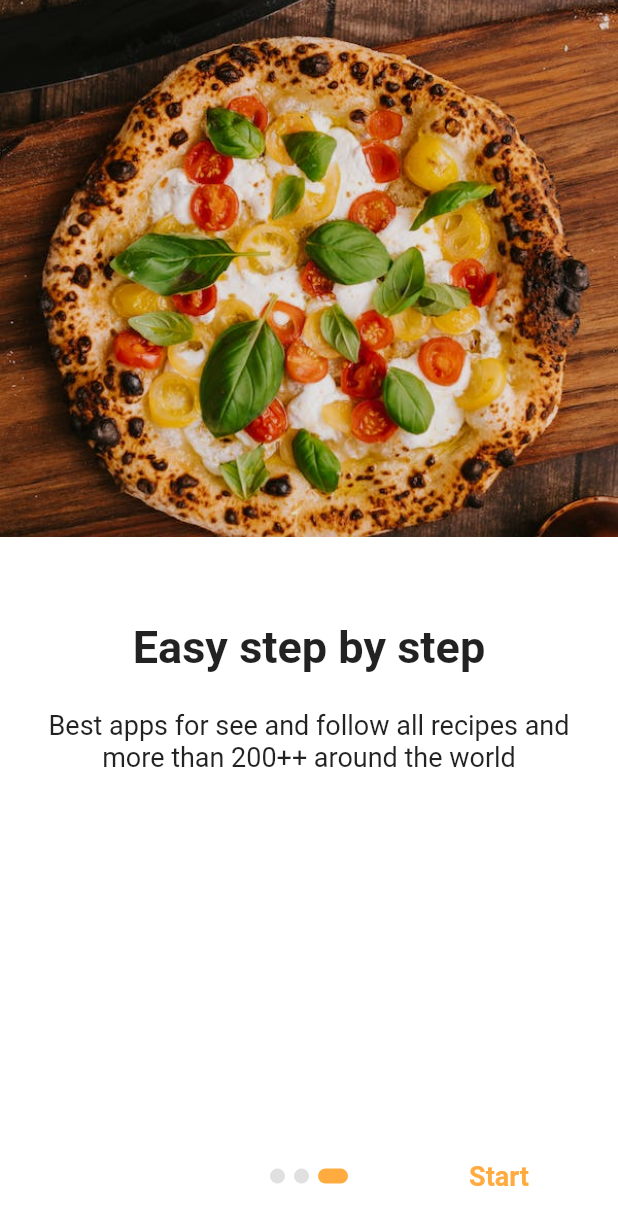
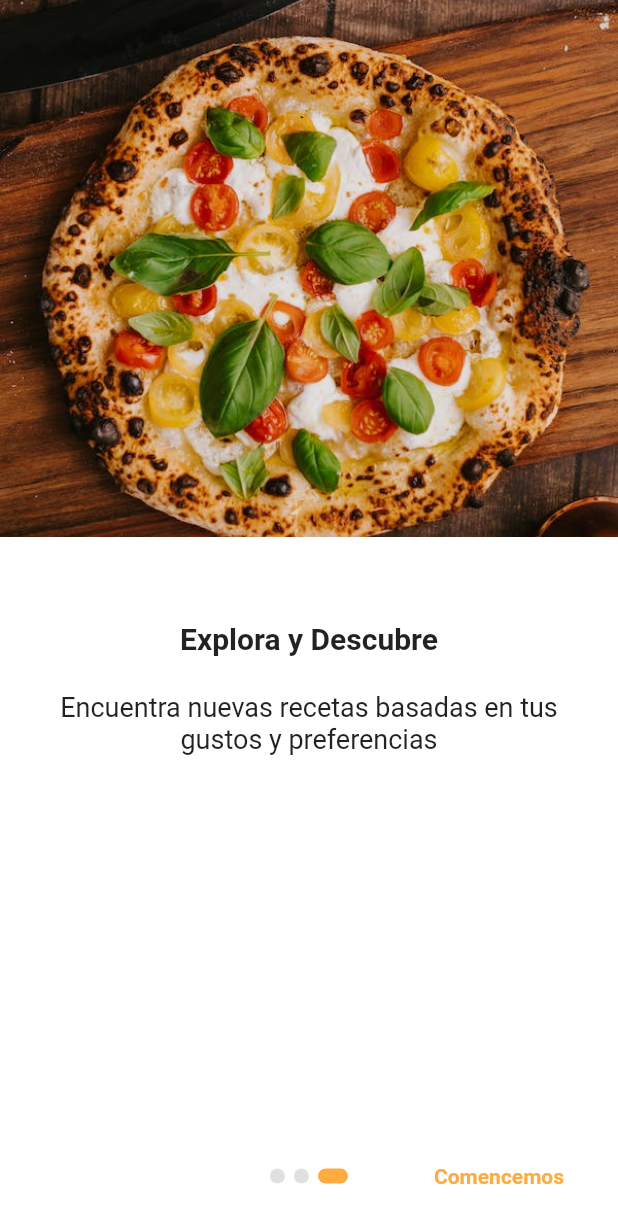
Before and after one commit to JorgeAlvarez-itc/flutter_social_recipes_app, a Flutter app: the screen it shows after launch, swiped to page 3, on a phone screen of 412 x 824 dp. Shown: the top 1225 px of the screen. Run offline on Flutter 3.47's test engine with Material 2 defaults, Android fonts, the phone set to English and light mode, and no system bars; drawn by our look-alikes of animated_text_kit, introduction_screen; our stand-ins replace awesome_dialog, blur, cached_network_image, cloud_firestore, device_preview, firebase_auth and 8 more; missing offline and left inert: firebase_app_check, flutter_facebook_auth; accounts and stored records are empty.

Commit message:
Modificación a espaniol

```diff
--- a/lib/main.dart
+++ b/lib/main.dart
@@ -1,5 +1,6 @@
 import 'package:device_preview/device_preview.dart';
 import 'package:flutter/foundation.dart';
+import 'package:flutter/services.dart';
 import 'package:get/get.dart';
 import 'package:recetas/routes.dart';
 import 'package:flutter/material.dart';
@@ -7,10 +8,12 @@ import 'package:firebase_core/firebase_core.dart';
 import 'package:recetas/screens/onboarding_screen.dart';
 import 'package:firebase_app_check/firebase_app_check.dart';
 
+
 void main() async {
   WidgetsFlutterBinding.ensureInitialized();
   await Firebase.initializeApp();
   await FirebaseAppCheck.instance.activate();
+  SystemChrome.setEnabledSystemUIMode(SystemUiMode.immersiveSticky);
   runApp(const MyApp());
 }
 
--- a/lib/screens/onboarding_screen.dart
+++ b/lib/screens/onboarding_screen.dart
@@ -98,9 +98,9 @@ class OnBoardingMobile extends StatelessWidget {
           titleWidget: AnimatedTextKit(
             animatedTexts: [
               TyperAnimatedText(
-                'Complete Recipe',
+                'Recetas Fáciles al Instante',
                 textStyle: TextStyle(
-                  fontSize: 30,
+                  fontSize: 20,
                   fontWeight: FontWeight.bold,
                 ),
               ),
@@ -108,7 +108,7 @@ class OnBoardingMobile extends StatelessWidget {
             isRepeatingAnimation: true,
           ),
           body:
-              "Best apps for see and follow all recipes and more than 200++ around the world",
+              "Inspírate con recetas simples para tus comidas diarias",
           image: Container(
             decoration: BoxDecoration(
               image: DecorationImage(
@@ -126,9 +126,9 @@ class OnBoardingMobile extends StatelessWidget {
           titleWidget: AnimatedTextKit(
             animatedTexts: [
               TyperAnimatedText(
-                'Recipes videos',
+                'Favoritos Personalizados',
                 textStyle: TextStyle(
-                  fontSize: 30,
+                  fontSize: 20,
                   fontWeight: FontWeight.bold,
                 ),
               ),
@@ -136,7 +136,7 @@ class OnBoardingMobile extends StatelessWidget {
             isRepeatingAnimation: true,
           ),
           body:
-              "Watch and follow step by step recipes from best videos recipes",
+              "Guarda tus recetas preferidas y accede a ellas en cualquier momento",
           image: Container(
             decoration: BoxDecoration(
               image: DecorationImage(
@@ -154,9 +154,9 @@ class OnBoardingMobile extends StatelessWidget {
           titleWidget: AnimatedTextKit(
             animatedTexts: [
               TyperAnimatedText(
-                'Easy step by step',
+                'Explora y Descubre',
                 textStyle: TextStyle(
-                  fontSize: 30,
+                  fontSize: 20,
                   fontWeight: FontWeight.bold,
                 ),
               ),
@@ -164,7 +164,7 @@ class OnBoardingMobile extends StatelessWidget {
             isRepeatingAnimation: true,
           ),
           body:
-              'Best apps for see and follow all recipes and more than 200++ around the world',
+              'Encuentra nuevas recetas basadas en tus gustos y preferencias',
           image: Container(
             decoration: BoxDecoration(
               image: DecorationImage(
@@ -191,17 +191,17 @@ class OnBoardingMobile extends StatelessWidget {
         color: Colors.orangeAccent,
       ),
       skip: Text(
-        'Skip',
+        'Saltar',
         style: TextStyle(
             fontWeight: FontWeight.bold,
-            fontSize: 18,
+            fontSize: 14,
             color: Colors.orangeAccent),
       ),
       done: Text(
-        'Start',
+        'Comencemos',
         style: TextStyle(
             fontWeight: FontWeight.bold,
-            fontSize: 18,
+            fontSize: 14,
             color: Colors.orangeAccent),
       ),
       dotsDecorator: DotsDecorator(
@@ -243,9 +243,9 @@ class OnBoardingTest extends StatelessWidget {
                           AnimatedTextKit(
                             animatedTexts: [
                               TyperAnimatedText(
-                                'Complete Recipe',
+                                'Recetas Fáciles al Instante',
                                 textStyle: TextStyle(
-                                  fontSize: 30,
+                                  fontSize: 20,
                                   fontWeight: FontWeight.bold,
                                 ),
                               ),
@@ -253,7 +253,7 @@ class OnBoardingTest extends StatelessWidget {
                             isRepeatingAnimation: true,
                           ),
                           Text(
-                            'Best apps for see and follow all recipes and more than 200++ around the world',
+                            'Inspírate con recetas simples para tus comidas diarias',
                             style: TextStyle(
                               fontSize: 12,
                               fontWeight: FontWeight.bold,
@@ -314,9 +314,9 @@ class OnBoardingTest extends StatelessWidget {
                           AnimatedTextKit(
                             animatedTexts: [
                               TyperAnimatedText(
-                                'Recipes videos',
+                                'Favoritos Personalizados',
                                 textStyle: TextStyle(
-                                  fontSize: 30,
+                                  fontSize: 20,
                                   fontWeight: FontWeight.bold,
                                 ),
                               ),
@@ -324,7 +324,7 @@ class OnBoardingTest extends StatelessWidget {
                             isRepeatingAnimation: true,
                           ),
                           Text(
-                            'Watch the best videos of the most healthy meals',
+                            'Guarda tus recetas preferidas y accede a ellas en cualquier momento',
                             style: TextStyle(
                               fontSize: 12,
                               fontWeight: FontWeight.bold,
@@ -385,9 +385,9 @@ class OnBoardingTest extends StatelessWidget {
                           AnimatedTextKit(
                             animatedTexts: [
                               TyperAnimatedText(
-                                'Easy step by step',
+                                'Explora y Descubre',
                                 textStyle: TextStyle(
-                                  fontSize: 30,
+                                  fontSize: 20,
                                   fontWeight: FontWeight.bold,
                                 ),
                               ),
@@ -395,7 +395,7 @@ class OnBoardingTest extends StatelessWidget {
                             isRepeatingAnimation: true,
                           ),
                           Text(
-                            'Follow all the steps and do the best meals always',
+                            'Encuentra nuevas recetas basadas en tus gustos y preferencias',
                             style: TextStyle(
                               fontSize: 12,
                               fontWeight: FontWeight.bold,
@@ -455,17 +455,17 @@ class OnBoardingTest extends StatelessWidget {
         color: Colors.orangeAccent,
       ),
       skip: Text(
-        'Skip',
+        'Saltar',
         style: TextStyle(
             fontWeight: FontWeight.bold,
-            fontSize: 18,
+            fontSize: 14,
             color: Colors.orangeAccent),
       ),
       done: Text(
-        'Start',
+        'Comencemos',
         style: TextStyle(
             fontWeight: FontWeight.bold,
-            fontSize: 18,
+            fontSize: 14,
             color: Colors.orangeAccent),
       ),
       dotsDecorator: DotsDecorator(
@@ -507,9 +507,9 @@ class OnBoardingTablet extends StatelessWidget {
                           AnimatedTextKit(
                             animatedTexts: [
                               TyperAnimatedText(
-                                'Complete Recipe',
+                                'Recetas Fáciles al Instante',
                                 textStyle: TextStyle(
-                                  fontSize: 30,
+                                  fontSize: 20,
                                   fontWeight: FontWeight.bold,
                                 ),
                               ),
@@ -517,7 +517,7 @@ class OnBoardingTablet extends StatelessWidget {
                             isRepeatingAnimation: true,
                           ),
                           Text(
-                            'Best apps for see and follow all recipes and more than 200++ around the world',
+                            'Inspírate con recetas simples para tus comidas diarias',
                             style: TextStyle(
                               fontSize: 12,
                               fontWeight: FontWeight.bold,
@@ -578,9 +578,9 @@ class OnBoardingTablet extends StatelessWidget {
                           AnimatedTextKit(
                             animatedTexts: [
                               TyperAnimatedText(
-                                'Recipes videos',
+                                'Favoritos Personalizados',
                                 textStyle: TextStyle(
-                                  fontSize: 30,
+                                  fontSize: 20,
                                   fontWeight: FontWeight.bold,
                                 ),
                               ),
@@ -588,7 +588,7 @@ class OnBoardingTablet extends StatelessWidget {
                             isRepeatingAnimation: true,
                           ),
                           Text(
-                            'Watch the best videos of the most healthy meals',
+                            'Guarda tus recetas preferidas y accede a ellas en cualquier momento',
                             style: TextStyle(
                               fontSize: 12,
                               fontWeight: FontWeight.bold,
@@ -649,9 +649,9 @@ class OnBoardingTablet extends StatelessWidget {
                           AnimatedTextKit(
                             animatedTexts: [
                               TyperAnimatedText(
-                                'Easy step by step',
+                                'Explora y Descubre',
                                 textStyle: TextStyle(
-                                  fontSize: 30,
+                                  fontSize: 20,
                                   fontWeight: FontWeight.bold,
                                 ),
                               ),
@@ -659,7 +659,7 @@ class OnBoardingTablet extends StatelessWidget {
                             isRepeatingAnimation: true,
                           ),
                           Text(
-                            'Follow all the steps and do the best meals always',
+                            'Encuentra nuevas recetas basadas en tus gustos y preferencias',
                             style: TextStyle(
                               fontSize: 12,
                               fontWeight: FontWeight.bold,
@@ -719,17 +719,17 @@ class OnBoardingTablet extends StatelessWidget {
         color: Colors.orangeAccent,
       ),
       skip: Text(
-        'Skip',
+        'Saltar',
         style: TextStyle(
             fontWeight: FontWeight.bold,
-            fontSize: 18,
+            fontSize: 14,
             color: Colors.orangeAccent),
       ),
       done: Text(
-        'Start',
+        'Comencemos',
         style: TextStyle(
             fontWeight: FontWeight.bold,
-            fontSize: 18,
+            fontSize: 14,
             color: Colors.orangeAccent),
       ),
       dotsDecorator: DotsDecorator(
```
Also changed, not shown: lib/screens/login_screen.dart (+25 -25 lines), lib/screens/register_screen.dart (+14 -14 lines), lib/screens/start_screen.dart (+34 -34 lines).
